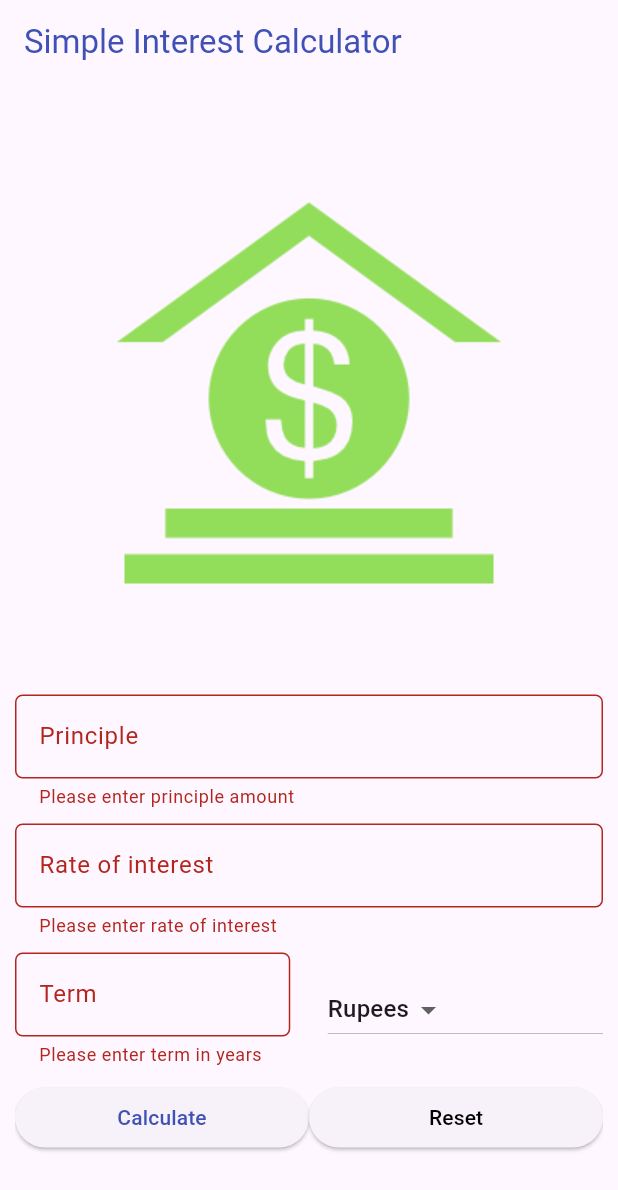
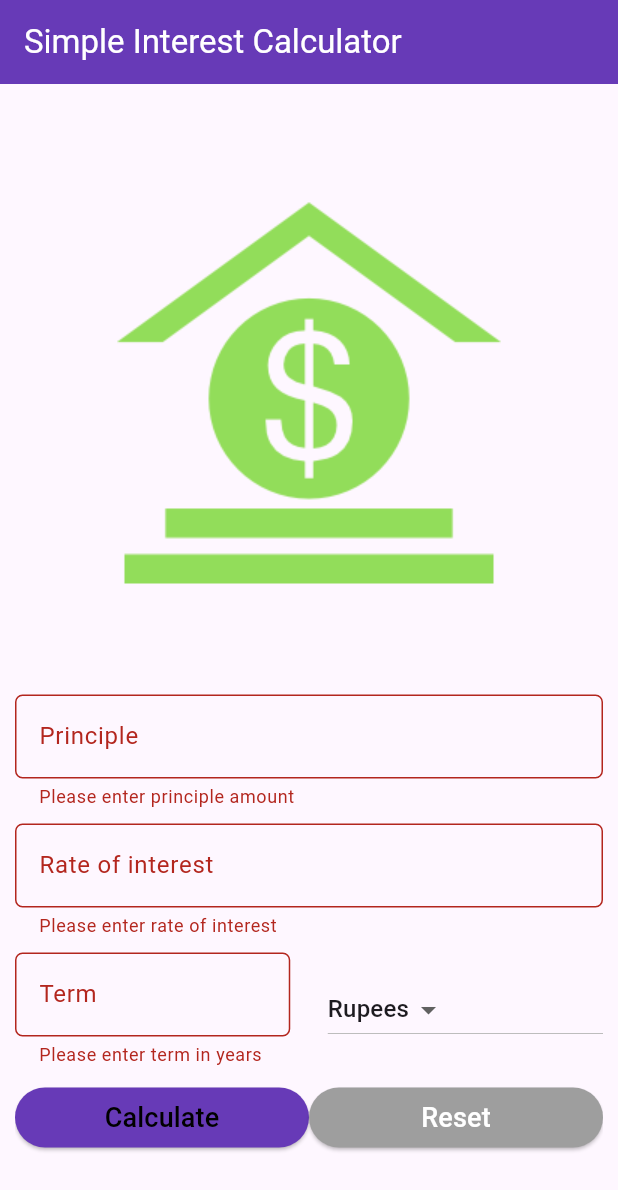
Before and after one commit to hemantkumarkar/SimpleInterest_Calculator, a Flutter app: the screen it shows after launch, after a tap on "Calculate", on a phone screen of 412 x 824 dp. Shown: the top 1190 px of the screen. Run offline on Flutter 3.47's test engine with Material 3 defaults, Android fonts, the phone set to English and light mode, and no system bars.

Commit message:
added validation and style

```diff
--- a/lib/main.dart
+++ b/lib/main.dart
@@ -5,10 +5,14 @@ void main() {
     debugShowCheckedModeBanner: false,
     title: "Simple Interest Calculator App",
     home: SIForm(),
-    // theme: ThemeData(
-    //   primaryColor: Colors.indigo,
-    //   scaffoldBackgroundColor: Colors.black,
-    // ),
+    theme: ThemeData(
+      primaryColor: Colors.indigo,
+      appBarTheme: AppBarTheme(
+        backgroundColor: Colors.deepPurple,
+
+      )
+    ),
+
   ));
 }
 
@@ -34,11 +38,12 @@ class _SIFormState extends State<SIForm> {
     // TODO: implement build
     return Scaffold(
       resizeToAvoidBottomInset: false,
+      //backgroundColor: Colors.black,
       appBar: AppBar(
         title: Text(
           "Simple Interest Calculator",
           style: TextStyle(
-            color: Colors.indigo,
+            color: Colors.white,
           ),
         ),
       ),
@@ -108,7 +113,8 @@ class _SIFormState extends State<SIForm> {
                       }
                     },
                     decoration: InputDecoration(
-                      labelText: 'Term',
+                      labelText: 'Term'
+                      ,
                       hintText: 'Times in years',
                       border: OutlineInputBorder(
                         borderRadius: BorderRadius.circular(5.0),
@@ -152,9 +158,15 @@ class _SIFormState extends State<SIForm> {
                                 }
                               });
                             },
+                            style: ElevatedButton.styleFrom(
+                                backgroundColor: Colors.deepPurple
+                            ),
                             child: Text(
                               'Calculate',
-                              style: TextStyle(color: Colors.indigo),
+
+                              style: TextStyle(color: Colors.black,
+                                fontSize: 18.0
+                              ),
                             ))),
                     Expanded(
                         child: ElevatedButton(
@@ -166,10 +178,13 @@ class _SIFormState extends State<SIForm> {
 
                               });
                             },
+                            style: ElevatedButton.styleFrom(
+                            backgroundColor: Colors.grey
+                            ),
                             child: Text(
                               'Reset',
                               style: TextStyle(
-                                color: Colors.black,
+                                color: Colors.white,fontSize: 18.0,
                               ),
                             ))),
                   ],
```
